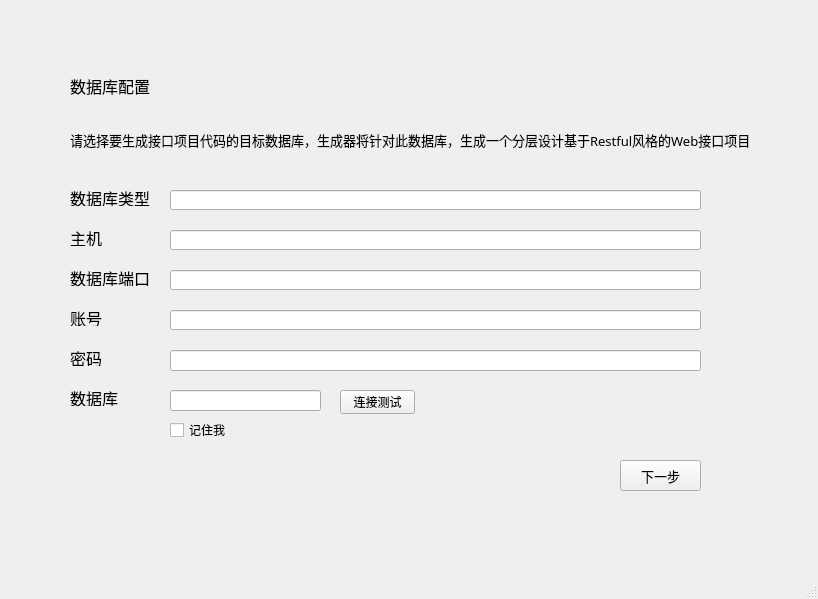
Above: app/ui/database_config.ui from ncepu-iDealStudio/Flask_RESTfulAPI_Codegen_Application before the change. Below: the same form after it.
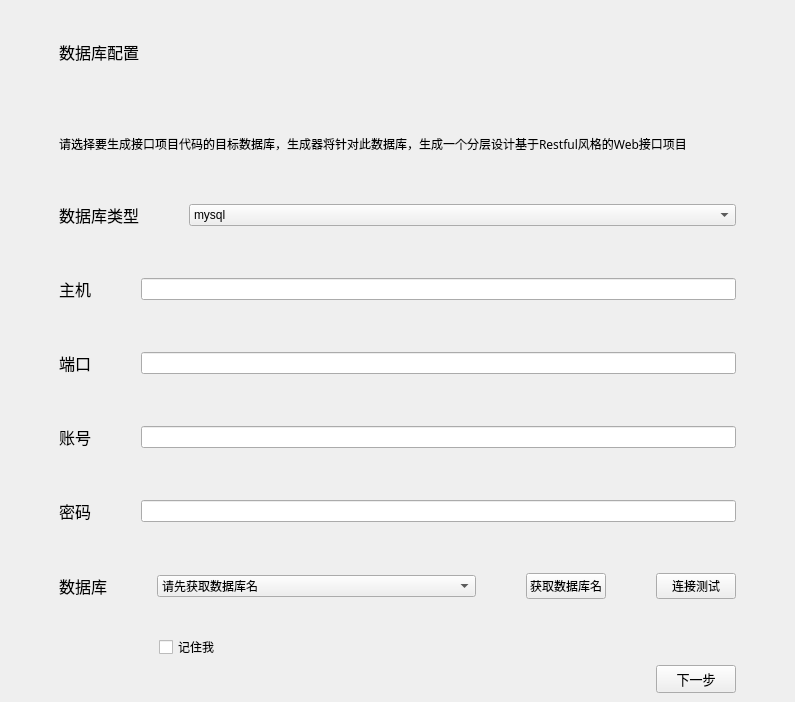
That is the form after the change.

Commit message: 完善连接界面

```diff
--- a/app/ui/database_config.ui
+++ b/app/ui/database_config.ui
@@ -6,23 +6,28 @@
    <rect>
     <x>0</x>
     <y>0</y>
-    <width>818</width>
-    <height>599</height>
+    <width>795</width>
+    <height>702</height>
    </rect>
   </property>
   <property name="windowTitle">
    <string>ideal接口代码生成器</string>
   </property>
   <widget class="QWidget" name="centralwidget">
+   <layout class="QVBoxLayout" name="verticalLayout_3">
+    <item>
+     <layout class="QVBoxLayout" name="verticalLayout_2">
+      <property name="leftMargin">
+       <number>50</number>
+      </property>
+      <property name="rightMargin">
+       <number>0</number>
+      </property>
+      <property name="bottomMargin">
+       <number>10</number>
+      </property>
+      <item>
    <widget class="QLabel" name="label_db">
-    <property name="geometry">
-     <rect>
-      <x>70</x>
-      <y>70</y>
-      <width>81</width>
-      <height>31</height>
-     </rect>
-    </property>
     <property name="font">
      <font>
       <pointsize>12</pointsize>
@@ -32,15 +37,9 @@
      <string>数据库配置</string>
     </property>
    </widget>
+      </item>
+      <item>
    <widget class="QLabel" name="label">
-    <property name="geometry">
-     <rect>
-      <x>70</x>
-      <y>130</y>
-      <width>691</width>
-      <height>21</height>
-     </rect>
-    </property>
     <property name="font">
      <font>
       <family>微软雅黑</family>
@@ -57,20 +56,41 @@
      <number>2</number>
     </property>
     <property name="text">
-     <string>&lt;html&gt;&lt;head/&gt;&lt;body&gt;&lt;p&gt;&lt;span style=&quot; font-size:10pt;&quot;&gt;请选择要生成接口项目代码的目标数据库，生成器将针对此数据库，生成一个分层设计基于Restful风格的Web接口项目&lt;/span&gt;&lt;/p&gt;&lt;/body&gt;&lt;/html&gt;</string>
+         <string>&lt;html&gt;&lt;head/&gt;&lt;body&gt;&lt;p&gt;&lt;span style=&quot; font-size:9pt;&quot;&gt;请选择要生成接口项目代码的目标数据库，生成器将针对此数据库，生成一个分层设计基于Restful风格的Web接口项目&lt;/span&gt;&lt;/p&gt;&lt;/body&gt;&lt;/html&gt;</string>
     </property>
     <property name="textFormat">
      <enum>Qt::AutoText</enum>
     </property>
    </widget>
+      </item>
+     </layout>
+    </item>
+    <item>
+     <layout class="QVBoxLayout" name="verticalLayout">
+      <property name="spacing">
+       <number>50</number>
+      </property>
+      <property name="leftMargin">
+       <number>50</number>
+      </property>
+      <property name="topMargin">
+       <number>0</number>
+      </property>
+      <property name="rightMargin">
+       <number>50</number>
+      </property>
+      <property name="bottomMargin">
+       <number>30</number>
+      </property>
+      <item>
+       <layout class="QHBoxLayout" name="horizontalLayout">
+        <item>
    <widget class="QLabel" name="label_db_type">
-    <property name="geometry">
-     <rect>
-      <x>70</x>
-      <y>190</y>
-      <width>81</width>
-      <height>16</height>
-     </rect>
+          <property name="sizePolicy">
+           <sizepolicy hsizetype="Preferred" vsizetype="Preferred">
+            <horstretch>0</horstretch>
+            <verstretch>0</verstretch>
+           </sizepolicy>
     </property>
     <property name="font">
      <font>
@@ -81,25 +101,28 @@
      <string>数据库类型</string>
     </property>
    </widget>
-   <widget class="QLineEdit" name="lineEdit_host">
-    <property name="geometry">
-     <rect>
-      <x>170</x>
-      <y>230</y>
-      <width>531</width>
-      <height>20</height>
-     </rect>
-    </property>
-   </widget>
+        </item>
+        <item>
+         <widget class="QComboBox" name="comboBox_dbtype">
+          <property name="sizePolicy">
+           <sizepolicy hsizetype="Preferred" vsizetype="Fixed">
+            <horstretch>1</horstretch>
+            <verstretch>0</verstretch>
+           </sizepolicy>
+          </property>
+          <item>
+           <property name="text">
+            <string>mysql</string>
+           </property>
+          </item>
+         </widget>
+        </item>
+       </layout>
+      </item>
+      <item>
+       <layout class="QHBoxLayout" name="horizontalLayout_2">
+        <item>
    <widget class="QLabel" name="label_db_host">
-    <property name="geometry">
-     <rect>
-      <x>70</x>
-      <y>230</y>
-      <width>81</width>
-      <height>16</height>
-     </rect>
-    </property>
     <property name="font">
      <font>
       <pointsize>12</pointsize>
@@ -109,33 +132,49 @@
      <string>主机</string>
     </property>
    </widget>
+        </item>
+        <item>
+         <widget class="QLineEdit" name="lineEdit_host">
+          <property name="sizePolicy">
+           <sizepolicy hsizetype="Expanding" vsizetype="Fixed">
+            <horstretch>0</horstretch>
+            <verstretch>0</verstretch>
+           </sizepolicy>
+          </property>
+          <property name="clearButtonEnabled">
+           <bool>true</bool>
+          </property>
+         </widget>
+        </item>
+       </layout>
+      </item>
+      <item>
+       <layout class="QHBoxLayout" name="horizontalLayout_3">
+        <item>
    <widget class="QLabel" name="label_db_port">
-    <property name="geometry">
-     <rect>
-      <x>70</x>
-      <y>270</y>
-      <width>81</width>
-      <height>16</height>
-     </rect>
-    </property>
     <property name="font">
      <font>
       <pointsize>12</pointsize>
      </font>
     </property>
     <property name="text">
-     <string>数据库端口</string>
-    </property>
-   </widget>
+           <string>端口</string>
+          </property>
+         </widget>
+        </item>
+        <item>
+         <widget class="QLineEdit" name="lineEdit_port">
+          <property name="clearButtonEnabled">
+           <bool>true</bool>
+          </property>
+         </widget>
+        </item>
+       </layout>
+      </item>
+      <item>
+       <layout class="QHBoxLayout" name="horizontalLayout_5">
+        <item>
    <widget class="QLabel" name="label_db_user">
-    <property name="geometry">
-     <rect>
-      <x>70</x>
-      <y>310</y>
-      <width>81</width>
-      <height>16</height>
-     </rect>
-    </property>
     <property name="font">
      <font>
       <pointsize>12</pointsize>
@@ -145,15 +184,20 @@
      <string>账号</string>
     </property>
    </widget>
+        </item>
+        <item>
+         <widget class="QLineEdit" name="lineEdit_user">
+          <property name="clearButtonEnabled">
+           <bool>true</bool>
+          </property>
+         </widget>
+        </item>
+       </layout>
+      </item>
+      <item>
+       <layout class="QHBoxLayout" name="horizontalLayout_4">
+        <item>
    <widget class="QLabel" name="label_db_password">
-    <property name="geometry">
-     <rect>
-      <x>70</x>
-      <y>350</y>
-      <width>81</width>
-      <height>16</height>
-     </rect>
-    </property>
     <property name="font">
      <font>
       <pointsize>12</pointsize>
@@ -163,14 +207,31 @@
      <string>密码</string>
     </property>
    </widget>
+        </item>
+        <item>
+         <widget class="QLineEdit" name="lineEdit_password">
+          <property name="inputMask">
+           <string/>
+          </property>
+          <property name="echoMode">
+           <enum>QLineEdit::PasswordEchoOnEdit</enum>
+          </property>
+          <property name="clearButtonEnabled">
+           <bool>true</bool>
+          </property>
+         </widget>
+        </item>
+       </layout>
+      </item>
+      <item>
+       <layout class="QHBoxLayout" name="horizontalLayout_6">
+        <item>
    <widget class="QLabel" name="label_tables">
-    <property name="geometry">
-     <rect>
-      <x>70</x>
-      <y>390</y>
-      <width>81</width>
-      <height>16</height>
-     </rect>
+          <property name="sizePolicy">
+           <sizepolicy hsizetype="Fixed" vsizetype="Preferred">
+            <horstretch>0</horstretch>
+            <verstretch>0</verstretch>
+           </sizepolicy>
     </property>
     <property name="font">
      <font>
@@ -181,27 +242,74 @@
      <string>数据库</string>
     </property>
    </widget>
+        </item>
+        <item>
+         <widget class="QComboBox" name="comboBox_databases">
+          <property name="sizePolicy">
+           <sizepolicy hsizetype="Preferred" vsizetype="Fixed">
+            <horstretch>0</horstretch>
+            <verstretch>0</verstretch>
+           </sizepolicy>
+          </property>
+          <item>
+           <property name="text">
+            <string>请先获取数据库名</string>
+           </property>
+          </item>
+         </widget>
+        </item>
+        <item>
+         <widget class="QPushButton" name="Button_get_dbnames">
+          <property name="sizePolicy">
+           <sizepolicy hsizetype="Fixed" vsizetype="Fixed">
+            <horstretch>0</horstretch>
+            <verstretch>0</verstretch>
+           </sizepolicy>
+          </property>
+          <property name="text">
+           <string>获取数据库名</string>
+          </property>
+         </widget>
+        </item>
+        <item>
+         <widget class="QPushButton" name="Button_connect_test">
+          <property name="sizePolicy">
+           <sizepolicy hsizetype="Fixed" vsizetype="Fixed">
+            <horstretch>0</horstretch>
+            <verstretch>0</verstretch>
+           </sizepolicy>
+          </property>
+          <property name="text">
+           <string>连接测试</string>
+          </property>
+         </widget>
+        </item>
+       </layout>
+      </item>
+     </layout>
+    </item>
+    <item>
+     <layout class="QVBoxLayout" name="verticalLayout_4">
+      <property name="leftMargin">
+       <number>150</number>
+      </property>
+      <property name="rightMargin">
+       <number>50</number>
+      </property>
+      <item>
    <widget class="QCheckBox" name="checkBox_rememberme">
-    <property name="geometry">
-     <rect>
-      <x>170</x>
-      <y>420</y>
-      <width>79</width>
-      <height>20</height>
-     </rect>
-    </property>
     <property name="text">
      <string>记住我</string>
     </property>
    </widget>
+      </item>
+      <item alignment="Qt::AlignRight">
    <widget class="QPushButton" name="Button_next">
-    <property name="geometry">
-     <rect>
-      <x>620</x>
-      <y>460</y>
-      <width>81</width>
-      <height>31</height>
-     </rect>
+        <property name="sizePolicy">
+         <sizepolicy hsizetype="Fixed" vsizetype="Fixed">
+          <horstretch>0</horstretch>
+          <verstretch>0</verstretch>
+         </sizepolicy>
     </property>
     <property name="font">
      <font>
@@ -212,81 +320,11 @@
      <string>下一步</string>
     </property>
    </widget>
-   <widget class="QPushButton" name="Button_connect_test">
-    <property name="geometry">
-     <rect>
-      <x>340</x>
-      <y>390</y>
-      <width>75</width>
-      <height>24</height>
-     </rect>
-    </property>
-    <property name="text">
-     <string>连接测试</string>
-    </property>
-   </widget>
-   <widget class="QLineEdit" name="lineEdit_port">
-    <property name="geometry">
-     <rect>
-      <x>170</x>
-      <y>270</y>
-      <width>531</width>
-      <height>20</height>
-     </rect>
-    </property>
-   </widget>
-   <widget class="QLineEdit" name="lineEdit_user">
-    <property name="geometry">
-     <rect>
-      <x>170</x>
-      <y>310</y>
-      <width>531</width>
-      <height>20</height>
-     </rect>
-    </property>
-   </widget>
-   <widget class="QLineEdit" name="lineEdit_password">
-    <property name="geometry">
-     <rect>
-      <x>170</x>
-      <y>350</y>
-      <width>531</width>
-      <height>21</height>
-     </rect>
-    </property>
-   </widget>
-   <widget class="QLineEdit" name="lineEdit_database">
-    <property name="geometry">
-     <rect>
-      <x>170</x>
-      <y>390</y>
-      <width>151</width>
-      <height>21</height>
-     </rect>
-    </property>
-   </widget>
-   <widget class="QLineEdit" name="lineEdit_dbtype">
-    <property name="geometry">
-     <rect>
-      <x>170</x>
-      <y>190</y>
-      <width>531</width>
-      <height>20</height>
-     </rect>
-    </property>
-   </widget>
-  </widget>
-  <widget class="QMenuBar" name="menubar">
-   <property name="geometry">
-    <rect>
-     <x>0</x>
-     <y>0</y>
-     <width>818</width>
-     <height>22</height>
-    </rect>
-   </property>
-  </widget>
-  <widget class="QStatusBar" name="statusbar"/>
+      </item>
+     </layout>
+    </item>
+   </layout>
+  </widget>
  </widget>
  <resources/>
  <connections/>
```
Lines whose indentation alone changed are shown as unchanged. The commit also changes 2 other files.
